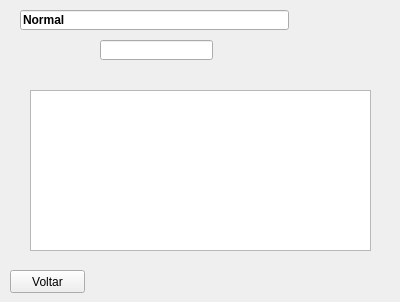
First picture: the form in src/normal.ui, repository Jujupedro5052005/CalculadoraPython, before the edit.
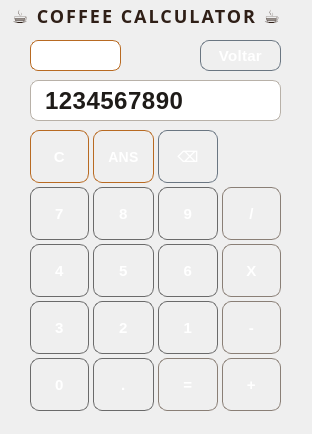
Second picture: the form after the edit.

Commit message: Add buttons normal

Diff of the .ui file:
```diff
--- a/src/normal.ui
+++ b/src/normal.ui
@@ -6,63 +6,99 @@
    <rect>
     <x>0</x>
     <y>0</y>
-    <width>400</width>
-    <height>302</height>
+    <width>312</width>
+    <height>434</height>
    </rect>
   </property>
   <property name="windowTitle">
    <string>Dialog</string>
   </property>
-  <widget class="QPushButton" name="pushButton">
-   <property name="geometry">
-    <rect>
-     <x>110</x>
-     <y>90</y>
-     <width>75</width>
-     <height>23</height>
-    </rect>
-   </property>
-   <property name="text">
-    <string>PushButton</string>
-   </property>
-  </widget>
-  <widget class="QPushButton" name="pushButton_2">
-   <property name="geometry">
-    <rect>
-     <x>110</x>
-     <y>120</y>
-     <width>75</width>
-     <height>23</height>
-    </rect>
-   </property>
-   <property name="text">
-    <string>PushButton</string>
-   </property>
-  </widget>
+  <property name="styleSheet">
+   <string notr="true">QWidget {
+    background-color: qlineargradient(
+        x1: 0, y1: 0,
+        x2: 0, y2: 1,
+        stop: 0 #f3e7d3,   /* milk foam */
+        stop: 1 #d9c3a5    /* latte base */
+    );
+}</string>
+  </property>
   <widget class="QPushButton" name="pushButtonVoltar">
    <property name="geometry">
     <rect>
-     <x>10</x>
-     <y>270</y>
-     <width>75</width>
-     <height>23</height>
+     <x>200</x>
+     <y>40</y>
+     <width>81</width>
+     <height>31</height>
     </rect>
    </property>
+   <property name="styleSheet">
+    <string notr="true">QPushButton {
+
+    background-color: qlineargradient(
+        x1: 0, y1: 0,
+        x2: 0, y2: 1,
+        stop: 0 #7f8a95,   /* soft steel highlight */
+        stop: 1 #4f5963    /* deep cool gray */
+    );
+
+    color: #ffffff;
+
+    border: 1px solid #6a7682;
+
+    border-radius: 9px;
+
+    padding: 8px 14px;
+
+    font-family: &quot;Montserrat&quot;, &quot;Segoe UI Variable&quot;, &quot;Segoe UI&quot;;
+    font-size: 15px;
+    font-weight: 600;
+
+    letter-spacing: 0.3px;
+}
+
+QPushButton:hover {
+
+    background-color: qlineargradient(
+        x1: 0, y1: 0,
+        x2: 0, y2: 1,
+        stop: 0 #8d98a3,
+        stop: 1 #5a6671
+    );
+
+    border: 1px solid #7b8793;
+}
+
+QPushButton:pressed {
+
+    background-color: #3e4750;
+
+    border: 1px solid #9aa6b2;
+
+    padding-top: 9px;
+    padding-left: 15px;
+}</string>
+   </property>
    <property name="text">
     <string>Voltar</string>
    </property>
   </widget>
-  <widget class="QLineEdit" name="lineEdit_2">
+  <widget class="QLineEdit" name="lineTextNormal">
+   <property name="enabled">
+    <bool>false</bool>
+   </property>
    <property name="geometry">
     <rect>
-     <x>20</x>
-     <y>10</y>
-     <width>269</width>
-     <height>20</height>
+     <x>30</x>
+     <y>40</y>
+     <width>91</width>
+     <height>31</height>
     </rect>
    </property>
    <property name="font">
     <font>
+     <family>Montserrat</family>
+     <pointsize>-1</pointsize>
      <weight>75</weight>
      <bold>true</bold>
     </font>
@@ -70,6 +106,33 @@
    <property name="layoutDirection">
     <enum>Qt::LeftToRight</enum>
    </property>
+   <property name="styleSheet">
+    <string notr="true">QLineEdit {
+
+    background-color: qlineargradient(
+        x1: 0, y1: 0,
+        x2: 0, y2: 1,
+        stop: 0 #d07a2f,
+        stop: 1 #9b4f16
+    );
+
+    color: #ffffff;
+
+    border: 1px solid #b86a22;
+
+    border-radius: 8px;
+
+    padding: 6px 10px;
+
+     font-family: &quot;Montserrat&quot;, &quot;Segoe UI Variable&quot;, &quot;Segoe UI&quot;;
+    font-size: 15px;
+    font-weight: 600;
+
+    letter-spacing: 1.2px;
+
+    qproperty-alignment: 'AlignCenter';
+}</string>
+   </property>
    <property name="text">
     <string>Normal</string>
    </property>
@@ -77,45 +140,1005 @@
     <bool>false</bool>
    </property>
   </widget>
-  <widget class="QTextBrowser" name="textBrowser">
+  <widget class="QLineEdit" name="displayUser">
    <property name="geometry">
     <rect>
      <x>30</x>
-     <y>90</y>
-     <width>341</width>
-     <height>161</height>
+     <y>80</y>
+     <width>251</width>
+     <height>41</height>
     </rect>
    </property>
-   <property name="sizePolicy">
-    <sizepolicy hsizetype="Expanding" vsizetype="Minimum">
-     <horstretch>0</horstretch>
-     <verstretch>0</verstretch>
-    </sizepolicy>
+   <property name="styleSheet">
+    <string notr="true">QLineEdit {
+
+    background-color: qlineargradient(
+        x1: 0, y1: 0,
+        x2: 0, y2: 1,
+        stop: 0 #e6e2dc,   /* warm light gray */
+        stop: 1 #d2ccc4    /* slightly deeper warm gray */
+    );
+
+    color: #1e1b18;      /* dark warm charcoal */
+
+    border: 1px solid #b8b1a8;
+
+    border-radius: 8px;
+
+    padding: 10px 12px;
+
+    font-family: &quot;Consolas&quot;;
+    font-size: 24px;
+    font-weight: 500;
+
+    letter-spacing: 0.5px;
+
+    qproperty-alignment: 'AlignRight | AlignVCenter';
+}</string>
    </property>
-   <property name="inputMethodHints">
-    <set>Qt::ImhNone</set>
-   </property>
-   <property name="html">
-    <string>&lt;!DOCTYPE HTML PUBLIC &quot;-//W3C//DTD HTML 4.0//EN&quot; &quot;http://www.w3.org/TR/REC-html40/strict.dtd&quot;&gt;
-&lt;html&gt;&lt;head&gt;&lt;meta name=&quot;qrichtext&quot; content=&quot;1&quot; /&gt;&lt;style type=&quot;text/css&quot;&gt;
-p, li { white-space: pre-wrap; }
-&lt;/style&gt;&lt;/head&gt;&lt;body style=&quot; font-family:'MS Shell Dlg 2'; font-size:8.25pt; font-weight:400; font-style:normal;&quot;&gt;
-&lt;p style=&quot;-qt-paragraph-type:empty; margin-top:0px; margin-bottom:0px; margin-left:0px; margin-right:0px; -qt-block-indent:0; text-indent:0px;&quot;&gt;&lt;br /&gt;&lt;/p&gt;&lt;/body&gt;&lt;/html&gt;</string>
-   </property>
-  </widget>
-  <widget class="QLineEdit" name="lineEditUsuario">
-   <property name="geometry">
-    <rect>
-     <x>100</x>
-     <y>40</y>
-     <width>113</width>
-     <height>20</height>
-    </rect>
+   <property name="text">
+    <string>1234567890</string>
    </property>
    <property name="readOnly">
     <bool>true</bool>
    </property>
   </widget>
+  <widget class="QWidget" name="gridLayoutWidget">
+   <property name="geometry">
+    <rect>
+     <x>30</x>
+     <y>130</y>
+     <width>251</width>
+     <height>281</height>
+    </rect>
+   </property>
+   <layout class="QGridLayout" name="gridLayout" rowstretch="1,1,1,1,1" columnstretch="1,1,1,1" rowminimumheight="1,1,1,1,1">
+    <property name="sizeConstraint">
+     <enum>QLayout::SetDefaultConstraint</enum>
+    </property>
+    <property name="rightMargin">
+     <number>0</number>
+    </property>
+    <property name="bottomMargin">
+     <number>0</number>
+    </property>
+    <property name="spacing">
+     <number>4</number>
+    </property>
+    <item row="1" column="1">
+     <widget class="QPushButton" name="pushButtonDigito8">
+      <property name="sizePolicy">
+       <sizepolicy hsizetype="Expanding" vsizetype="Expanding">
+        <horstretch>0</horstretch>
+        <verstretch>0</verstretch>
+       </sizepolicy>
+      </property>
+      <property name="styleSheet">
+       <string notr="true">QPushButton {
+
+    background-color: qlineargradient(
+        x1: 0, y1: 0,
+        x2: 0, y2: 1,
+        stop: 0 #505050,
+        stop: 1 #2a2a2a
+    );
+
+    color: #ffffff;   /* pure white */
+
+    border: 1px solid #6a6a6a;
+    border-radius: 9px;
+
+    padding: 8px 14px;
+
+    font-family: &quot;Segoe UI&quot;;
+    font-size: 15px;
+    font-weight: 500;
+
+    letter-spacing: 0.4px;
+}</string>
+      </property>
+      <property name="text">
+       <string>8</string>
+      </property>
+     </widget>
+    </item>
+    <item row="1" column="2">
+     <widget class="QPushButton" name="pushButtonDigito9">
+      <property name="sizePolicy">
+       <sizepolicy hsizetype="Expanding" vsizetype="Expanding">
+        <horstretch>0</horstretch>
+        <verstretch>0</verstretch>
+       </sizepolicy>
+      </property>
+      <property name="styleSheet">
+       <string notr="true">QPushButton {
+
+    background-color: qlineargradient(
+        x1: 0, y1: 0,
+        x2: 0, y2: 1,
+        stop: 0 #505050,
+        stop: 1 #2a2a2a
+    );
+
+    color: #ffffff;   /* pure white */
+
+    border: 1px solid #6a6a6a;
+    border-radius: 9px;
+
+    padding: 8px 14px;
+
+    font-family: &quot;Segoe UI&quot;;
+    font-size: 15px;
+    font-weight: 500;
+
+    letter-spacing: 0.4px;
+}</string>
+      </property>
+      <property name="text">
+       <string>9</string>
+      </property>
+     </widget>
+    </item>
+    <item row="2" column="3">
+     <widget class="QPushButton" name="pushButtonOP_MUL">
+      <property name="sizePolicy">
+       <sizepolicy hsizetype="Expanding" vsizetype="Expanding">
+        <horstretch>0</horstretch>
+        <verstretch>0</verstretch>
+       </sizepolicy>
+      </property>
+      <property name="styleSheet">
+       <string notr="true">QPushButton {
+
+    background-color: qlineargradient(
+        x1: 0, y1: 0,
+        x2: 0, y2: 1,
+        stop: 0 #7a6f66,   /* warm gray-brown highlight */
+        stop: 1 #4b423c    /* darker warm base */
+    );
+
+    color: #ffffff;
+
+    border: 1px solid #8a7f76;
+
+    border-radius: 9px;
+
+    padding: 8px 14px;
+
+    font-family: &quot;Segoe UI&quot;;
+    font-size: 15px;
+    font-weight: 600;
+
+    letter-spacing: 0.3px;
+}
+
+QPushButton:hover {
+
+    background-color: qlineargradient(
+        x1: 0, y1: 0,
+        x2: 0, y2: 1,
+        stop: 0 #8a7f75,
+        stop: 1 #5a4f47
+    );
+
+    border: 1px solid #9b8f85;
+}
+
+QPushButton:pressed {
+
+    background-color: #3e3530;
+
+    border: 1px solid #b8a89b;
+
+    padding-top: 9px;
+    padding-left: 15px;
+}</string>
+      </property>
+      <property name="text">
+       <string>X</string>
+      </property>
+     </widget>
+    </item>
+    <item row="4" column="1">
+     <widget class="QPushButton" name="pushButtonDOT">
+      <property name="sizePolicy">
+       <sizepolicy hsizetype="Expanding" vsizetype="Expanding">
+        <horstretch>0</horstretch>
+        <verstretch>0</verstretch>
+       </sizepolicy>
+      </property>
+      <property name="styleSheet">
+       <string notr="true">QPushButton {
+
+    background-color: qlineargradient(
+        x1: 0, y1: 0,
+        x2: 0, y2: 1,
+        stop: 0 #505050,
+        stop: 1 #2a2a2a
+    );
+
+    color: #ffffff;   /* pure white */
+
+    border: 1px solid #6a6a6a;
+    border-radius: 9px;
+
+    padding: 8px 14px;
+
+    font-family: &quot;Segoe UI&quot;;
+    font-size: 15px;
+    font-weight: 500;
+
+    letter-spacing: 0.4px;
+}</string>
+      </property>
+      <property name="text">
+       <string>.</string>
+      </property>
+     </widget>
+    </item>
+    <item row="3" column="0">
+     <widget class="QPushButton" name="pushButtonDigito3">
+      <property name="sizePolicy">
+       <sizepolicy hsizetype="Expanding" vsizetype="Expanding">
+        <horstretch>0</horstretch>
+        <verstretch>0</verstretch>
+       </sizepolicy>
+      </property>
+      <property name="styleSheet">
+       <string notr="true">QPushButton {
+
+    background-color: qlineargradient(
+        x1: 0, y1: 0,
+        x2: 0, y2: 1,
+        stop: 0 #505050,
+        stop: 1 #2a2a2a
+    );
+
+    color: #ffffff;   /* pure white */
+
+    border: 1px solid #6a6a6a;
+    border-radius: 9px;
+
+    padding: 8px 14px;
+
+    font-family: &quot;Segoe UI&quot;;
+    font-size: 15px;
+    font-weight: 500;
+
+    letter-spacing: 0.4px;
+}</string>
+      </property>
+      <property name="text">
+       <string>3</string>
+      </property>
+     </widget>
+    </item>
+    <item row="3" column="2">
+     <widget class="QPushButton" name="pushButtonDigito1">
+      <property name="sizePolicy">
+       <sizepolicy hsizetype="Expanding" vsizetype="Expanding">
+        <horstretch>0</horstretch>
+        <verstretch>0</verstretch>
+       </sizepolicy>
+      </property>
+      <property name="styleSheet">
+       <string notr="true">QPushButton {
+
+    background-color: qlineargradient(
+        x1: 0, y1: 0,
+        x2: 0, y2: 1,
+        stop: 0 #505050,
+        stop: 1 #2a2a2a
+    );
+
+    color: #ffffff;   /* pure white */
+
+    border: 1px solid #6a6a6a;
+    border-radius: 9px;
+
+    padding: 8px 14px;
+
+    font-family: &quot;Segoe UI&quot;;
+    font-size: 15px;
+    font-weight: 500;
+
+    letter-spacing: 0.4px;
+}</string>
+      </property>
+      <property name="text">
+       <string>1</string>
+      </property>
+     </widget>
+    </item>
+    <item row="2" column="1">
+     <widget class="QPushButton" name="pushButtonDigito5">
+      <property name="sizePolicy">
+       <sizepolicy hsizetype="Expanding" vsizetype="Expanding">
+        <horstretch>0</horstretch>
+        <verstretch>0</verstretch>
+       </sizepolicy>
+      </property>
+      <property name="styleSheet">
+       <string notr="true">QPushButton {
+
+    background-color: qlineargradient(
+        x1: 0, y1: 0,
+        x2: 0, y2: 1,
+        stop: 0 #505050,
+        stop: 1 #2a2a2a
+    );
+
+    color: #ffffff;   /* pure white */
+
+    border: 1px solid #6a6a6a;
+    border-radius: 9px;
+
+    padding: 8px 14px;
+
+    font-family: &quot;Segoe UI&quot;;
+    font-size: 15px;
+    font-weight: 500;
+
+    letter-spacing: 0.4px;
+}</string>
+      </property>
+      <property name="text">
+       <string>5</string>
+      </property>
+     </widget>
+    </item>
+    <item row="3" column="1">
+     <widget class="QPushButton" name="pushButtonDigito2">
+      <property name="sizePolicy">
+       <sizepolicy hsizetype="Expanding" vsizetype="Expanding">
+        <horstretch>0</horstretch>
+        <verstretch>0</verstretch>
+       </sizepolicy>
+      </property>
+      <property name="styleSheet">
+       <string notr="true">QPushButton {
+
+    background-color: qlineargradient(
+        x1: 0, y1: 0,
+        x2: 0, y2: 1,
+        stop: 0 #505050,
+        stop: 1 #2a2a2a
+    );
+
+    color: #ffffff;   /* pure white */
+
+    border: 1px solid #6a6a6a;
+    border-radius: 9px;
+
+    padding: 8px 14px;
+
+    font-family: &quot;Segoe UI&quot;;
+    font-size: 15px;
+    font-weight: 500;
+
+    letter-spacing: 0.4px;
+}</string>
+      </property>
+      <property name="text">
+       <string>2</string>
+      </property>
+     </widget>
+    </item>
+    <item row="4" column="2">
+     <widget class="QPushButton" name="pushButtonOP_EQU">
+      <property name="sizePolicy">
+       <sizepolicy hsizetype="Expanding" vsizetype="Expanding">
+        <horstretch>0</horstretch>
+        <verstretch>0</verstretch>
+       </sizepolicy>
+      </property>
+      <property name="styleSheet">
+       <string notr="true">QPushButton {
+
+    background-color: qlineargradient(
+        x1: 0, y1: 0,
+        x2: 0, y2: 1,
+        stop: 0 #7a6f66,   /* warm gray-brown highlight */
+        stop: 1 #4b423c    /* darker warm base */
+    );
+
+    color: #ffffff;
+
+    border: 1px solid #8a7f76;
+
+    border-radius: 9px;
+
+    padding: 8px 14px;
+
+    font-family: &quot;Segoe UI&quot;;
+    font-size: 15px;
+    font-weight: 600;
+
+    letter-spacing: 0.3px;
+}
+
+QPushButton:hover {
+
+    background-color: qlineargradient(
+        x1: 0, y1: 0,
+        x2: 0, y2: 1,
+        stop: 0 #8a7f75,
+        stop: 1 #5a4f47
+    );
+
+    border: 1px solid #9b8f85;
+}
+
+QPushButton:pressed {
+
+    background-color: #3e3530;
+
+    border: 1px solid #b8a89b;
+
+    padding-top: 9px;
+    padding-left: 15px;
+}</string>
+      </property>
+      <property name="text">
+       <string>=</string>
+      </property>
+     </widget>
+    </item>
+    <item row="4" column="3">
+     <widget class="QPushButton" name="pushButtonOP_ADD">
+      <property name="sizePolicy">
+       <sizepolicy hsizetype="Expanding" vsizetype="Expanding">
+        <horstretch>0</horstretch>
+        <verstretch>0</verstretch>
+       </sizepolicy>
+      </property>
+      <property name="styleSheet">
+       <string notr="true">QPushButton {
+
+    background-color: qlineargradient(
+        x1: 0, y1: 0,
+        x2: 0, y2: 1,
+        stop: 0 #7a6f66,   /* warm gray-brown highlight */
+        stop: 1 #4b423c    /* darker warm base */
+    );
+
+    color: #ffffff;
+
+    border: 1px solid #8a7f76;
+
+    border-radius: 9px;
+
+    padding: 8px 14px;
+
+    font-family: &quot;Segoe UI&quot;;
+    font-size: 15px;
+    font-weight: 600;
+
+    letter-spacing: 0.3px;
+}
+
+QPushButton:hover {
+
+    background-color: qlineargradient(
+        x1: 0, y1: 0,
+        x2: 0, y2: 1,
+        stop: 0 #8a7f75,
+        stop: 1 #5a4f47
+    );
+
+    border: 1px solid #9b8f85;
+}
+
+QPushButton:pressed {
+
+    background-color: #3e3530;
+
+    border: 1px solid #b8a89b;
+
+    padding-top: 9px;
+    padding-left: 15px;
+}</string>
+      </property>
+      <property name="text">
+       <string>+</string>
+      </property>
+     </widget>
+    </item>
+    <item row="2" column="0">
+     <widget class="QPushButton" name="pushButtonDigito4">
+      <property name="sizePolicy">
+       <sizepolicy hsizetype="Expanding" vsizetype="Expanding">
+        <horstretch>0</horstretch>
+        <verstretch>0</verstretch>
+       </sizepolicy>
+      </property>
+      <property name="styleSheet">
+       <string notr="true">QPushButton {
+
+    background-color: qlineargradient(
+        x1: 0, y1: 0,
+        x2: 0, y2: 1,
+        stop: 0 #505050,
+        stop: 1 #2a2a2a
+    );
+
+    color: #ffffff;   /* pure white */
+
+    border: 1px solid #6a6a6a;
+    border-radius: 9px;
+
+    padding: 8px 14px;
+
+    font-family: &quot;Segoe UI&quot;;
+    font-size: 15px;
+    font-weight: 500;
+
+    letter-spacing: 0.4px;
+}</string>
+      </property>
+      <property name="text">
+       <string>4</string>
+      </property>
+     </widget>
+    </item>
+    <item row="1" column="0">
+     <widget class="QPushButton" name="pushButtonDigito7">
+      <property name="sizePolicy">
+       <sizepolicy hsizetype="Expanding" vsizetype="Expanding">
+        <horstretch>0</horstretch>
+        <verstretch>0</verstretch>
+       </sizepolicy>
+      </property>
+      <property name="styleSheet">
+       <string notr="true">QPushButton {
+
+    background-color: qlineargradient(
+        x1: 0, y1: 0,
+        x2: 0, y2: 1,
+        stop: 0 #505050,
+        stop: 1 #2a2a2a
+    );
+
+    color: #ffffff;   /* pure white */
+
+    border: 1px solid #6a6a6a;
+    border-radius: 9px;
+
+    padding: 8px 14px;
+
+    font-family: &quot;Segoe UI&quot;;
+    font-size: 15px;
+    font-weight: 500;
+
+    letter-spacing: 0.4px;
+}</string>
+      </property>
+      <property name="text">
+       <string>7</string>
+      </property>
+     </widget>
+    </item>
+    <item row="2" column="2">
+     <widget class="QPushButton" name="pushButtonDigito6">
+      <property name="sizePolicy">
+       <sizepolicy hsizetype="Expanding" vsizetype="Expanding">
+        <horstretch>0</horstretch>
+        <verstretch>0</verstretch>
+       </sizepolicy>
+      </property>
+      <property name="styleSheet">
+       <string notr="true">QPushButton {
+
+    background-color: qlineargradient(
+        x1: 0, y1: 0,
+        x2: 0, y2: 1,
+        stop: 0 #505050,
+        stop: 1 #2a2a2a
+    );
+
+    color: #ffffff;   /* pure white */
+
+    border: 1px solid #6a6a6a;
+    border-radius: 9px;
+
+    padding: 8px 14px;
+
+    font-family: &quot;Segoe UI&quot;;
+    font-size: 15px;
+    font-weight: 500;
+
+    letter-spacing: 0.4px;
+}</string>
+      </property>
+      <property name="text">
+       <string>6</string>
+      </property>
+     </widget>
+    </item>
+    <item row="4" column="0">
+     <widget class="QPushButton" name="pushButtonDigito0">
+      <property name="sizePolicy">
+       <sizepolicy hsizetype="Expanding" vsizetype="Expanding">
+        <horstretch>0</horstretch>
+        <verstretch>0</verstretch>
+       </sizepolicy>
+      </property>
+      <property name="styleSheet">
+       <string notr="true">QPushButton {
+
+    background-color: qlineargradient(
+        x1: 0, y1: 0,
+        x2: 0, y2: 1,
+        stop: 0 #505050,
+        stop: 1 #2a2a2a
+    );
+
+    color: #ffffff;   /* pure white */
+
+    border: 1px solid #6a6a6a;
+    border-radius: 9px;
+
+    padding: 8px 14px;
+
+    font-family: &quot;Segoe UI&quot;;
+    font-size: 15px;
+    font-weight: 500;
+
+    letter-spacing: 0.4px;
+}</string>
+      </property>
+      <property name="text">
+       <string>0</string>
+      </property>
+     </widget>
+    </item>
+    <item row="3" column="3">
+     <widget class="QPushButton" name="pushButtonOP_SUB">
+      <property name="sizePolicy">
+       <sizepolicy hsizetype="Expanding" vsizetype="Expanding">
+        <horstretch>0</horstretch>
+        <verstretch>0</verstretch>
+       </sizepolicy>
+      </property>
+      <property name="styleSheet">
+       <string notr="true">QPushButton {
+
+    background-color: qlineargradient(
+        x1: 0, y1: 0,
+        x2: 0, y2: 1,
+        stop: 0 #7a6f66,   /* warm gray-brown highlight */
+        stop: 1 #4b423c    /* darker warm base */
+    );
+
+    color: #ffffff;
+
+    border: 1px solid #8a7f76;
+
+    border-radius: 9px;
+
+    padding: 8px 14px;
+
+    font-family: &quot;Segoe UI&quot;;
+    font-size: 15px;
+    font-weight: 600;
+
+    letter-spacing: 0.3px;
+}
+
+QPushButton:hover {
+
+    background-color: qlineargradient(
+        x1: 0, y1: 0,
+        x2: 0, y2: 1,
+        stop: 0 #8a7f75,
+        stop: 1 #5a4f47
+    );
+
+    border: 1px solid #9b8f85;
+}
+
+QPushButton:pressed {
+
+    background-color: #3e3530;
+
+    border: 1px solid #b8a89b;
+
+    padding-top: 9px;
+    padding-left: 15px;
+}</string>
+      </property>
+      <property name="text">
+       <string>-</string>
+      </property>
+     </widget>
+    </item>
+    <item row="1" column="3">
+     <widget class="QPushButton" name="pushButtonOP_DIV">
+      <property name="sizePolicy">
+       <sizepolicy hsizetype="Expanding" vsizetype="Expanding">
+        <horstretch>0</horstretch>
+        <verstretch>0</verstretch>
+       </sizepolicy>
+      </property>
+      <property name="styleSheet">
+       <string notr="true">QPushButton {
+
+    background-color: qlineargradient(
+        x1: 0, y1: 0,
+        x2: 0, y2: 1,
+        stop: 0 #7a6f66,   /* warm gray-brown highlight */
+        stop: 1 #4b423c    /* darker warm base */
+    );
+
+    color: #ffffff;
+
+    border: 1px solid #8a7f76;
+
+    border-radius: 9px;
+
+    padding: 8px 14px;
+
+    font-family: &quot;Segoe UI&quot;;
+    font-size: 15px;
+    font-weight: 600;
+
+    letter-spacing: 0.3px;
+}
+
+QPushButton:hover {
+
+    background-color: qlineargradient(
+        x1: 0, y1: 0,
+        x2: 0, y2: 1,
+        stop: 0 #8a7f75,
+        stop: 1 #5a4f47
+    );
+
+    border: 1px solid #9b8f85;
+}
+
+QPushButton:pressed {
+
+    background-color: #3e3530;
+
+    border: 1px solid #b8a89b;
+
+    padding-top: 9px;
+    padding-left: 15px;
+}</string>
+      </property>
+      <property name="text">
+       <string>/</string>
+      </property>
+     </widget>
+    </item>
+    <item row="0" column="0">
+     <widget class="QPushButton" name="pushButtonClear">
+      <property name="sizePolicy">
+       <sizepolicy hsizetype="Expanding" vsizetype="Expanding">
+        <horstretch>0</horstretch>
+        <verstretch>0</verstretch>
+       </sizepolicy>
+      </property>
+      <property name="styleSheet">
+       <string notr="true">QPushButton {
+
+    background-color: qlineargradient(
+        x1: 0, y1: 0,
+        x2: 0, y2: 1,
+        stop: 0 #d07a2f,   /* warm orange highlight */
+        stop: 1 #9b4f16    /* deep burnt orange */
+    );
+
+    color: #ffffff;
+
+    border: 1px solid #b86a22;
+
+    border-radius: 9px;
+
+    padding: 8px 14px;
+
+    font-family: &quot;Segoe UI Variable&quot;, &quot;Segoe UI&quot;;
+    font-size: 15px;
+    font-weight: 600;
+    letter-spacing: 0.3px;
+}
+
+QPushButton:hover {
+
+    background-color: qlineargradient(
+        x1: 0, y1: 0,
+        x2: 0, y2: 1,
+        stop: 0 #e0893a,
+        stop: 1 #a8561a
+    );
+
+    border: 1px solid #cc7a2a;
+}
+
+QPushButton:pressed {
+
+    background-color: #7f3e10;
+
+    border: 1px solid #f0a24a;
+
+    padding-top: 9px;
+    padding-left: 15px;
+}</string>
+      </property>
+      <property name="text">
+       <string>C</string>
+      </property>
+     </widget>
+    </item>
+    <item row="0" column="1">
+     <widget class="QPushButton" name="pushButtonANS">
+      <property name="sizePolicy">
+       <sizepolicy hsizetype="Expanding" vsizetype="Expanding">
+        <horstretch>0</horstretch>
+        <verstretch>0</verstretch>
+       </sizepolicy>
+      </property>
+      <property name="styleSheet">
+       <string notr="true">QPushButton {
+
+    background-color: qlineargradient(
+        x1: 0, y1: 0,
+        x2: 0, y2: 1,
+        stop: 0 #d07a2f,   /* warm orange highlight */
+        stop: 1 #9b4f16    /* deep burnt orange */
+    );
+
+    color: #ffffff;
+
+    border: 1px solid #b86a22;
+
+    border-radius: 9px;
+
+    padding: 8px 14px;
+
+    font-family: &quot;Segoe UI Variable&quot;, &quot;Segoe UI&quot;;
+    font-size: 14px;
+    font-weight: 600;
+    letter-spacing: 0.3px;
+}
+
+QPushButton:hover {
+
+    background-color: qlineargradient(
+        x1: 0, y1: 0,
+        x2: 0, y2: 1,
+        stop: 0 #e0893a,
+        stop: 1 #a8561a
+    );
+
+    border: 1px solid #cc7a2a;
+}
+
+QPushButton:pressed {
+
+    background-color: #7f3e10;
+
+    border: 1px solid #f0a24a;
+
+    padding-top: 9px;
+    padding-left: 15px;
+}</string>
+      </property>
+      <property name="text">
+       <string>ANS</string>
+      </property>
+     </widget>
+    </item>
+    <item row="0" column="2">
+     <widget class="QPushButton" name="pushButtonBACK">
+      <property name="sizePolicy">
+       <sizepolicy hsizetype="Expanding" vsizetype="Expanding">
+        <horstretch>0</horstretch>
+        <verstretch>0</verstretch>
+       </sizepolicy>
+      </property>
+      <property name="styleSheet">
+       <string notr="true">QPushButton {
+
+    background-color: qlineargradient(
+        x1: 0, y1: 0,
+        x2: 0, y2: 1,
+        stop: 0 #7f8a95,
+        stop: 1 #4f5963
+    );
+
+    color: #ffffff;
+
+    border: 1px solid #6a7682;
+
+    border-radius: 9px;
+
+    padding: 8px 14px;
+
+    font-family: &quot;Montserrat&quot;, &quot;Segoe UI Variable&quot;, &quot;Segoe UI&quot;;
+    font-size: 15px;
+    font-weight: 600;
+
+    letter-spacing: 0.3px;
+}
+
+QPushButton:hover {
+
+    background-color: qlineargradient(
+        x1: 0, y1: 0,
+        x2: 0, y2: 1,
+        stop: 0 #8d98a3,
+        stop: 1 #5a6671
+    );
+
+    border: 1px solid #7b8793;
+}
+
+QPushButton:pressed {
+
+    background-color: #3e4750;
+
+    border: 1px solid #9aa6b2;
+
+    padding-top: 9px;
+    padding-left: 15px;
+}</string>
+      </property>
+      <property name="text">
+       <string>⌫</string>
+      </property>
+     </widget>
+    </item>
+   </layout>
+  </widget>
+  <widget class="QLineEdit" name="lineTextTitle">
+   <property name="geometry">
+    <rect>
+     <x>10</x>
+     <y>0</y>
+     <width>301</width>
+     <height>31</height>
+    </rect>
+   </property>
+   <property name="font">
+    <font>
+     <family>Montserrat</family>
+     <pointsize>-1</pointsize>
+     <weight>88</weight>
+     <bold>true</bold>
+    </font>
+   </property>
+   <property name="layoutDirection">
+    <enum>Qt::LeftToRight</enum>
+   </property>
+   <property name="styleSheet">
+    <string notr="true">QLineEdit {
+
+    background-color: transparent;
+
+    color: #2f1f17;   /* dark coffee text */
+
+    border: none;
+
+    padding: 4px 0px;
+
+    font-family: &quot;Montserrat&quot;, &quot;Segoe UI Variable&quot;, &quot;Segoe UI&quot;;
+    font-size: 18px;
+    font-weight: 700;
+
+    letter-spacing: 2px;
+
+    qproperty-alignment: 'AlignCenter';
+}</string>
+   </property>
+   <property name="text">
+    <string>☕ COFFEE CALCULATOR ☕</string>
+   </property>
+   <property name="readOnly">
+    <bool>false</bool>
+   </property>
+  </widget>
  </widget>
  <resources/>
  <connections/>
```
The commit also changes 6 other files.
